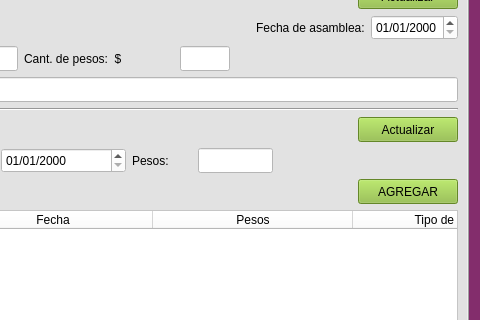
The window that Cooperativas/form_asociado_actualizar.ui (lriccombene/sistemaCooperativas) describes before a commit, drawn with Qt 5; both pictures show x 270 to 750 and y 122 to 442 of the 750 by 675 pixel window.
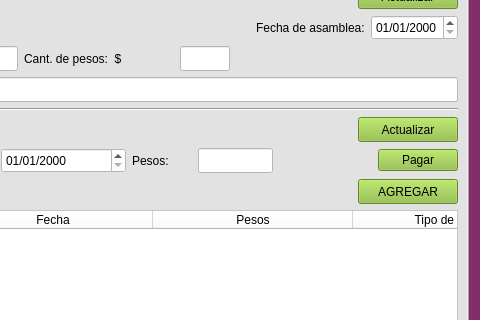
The same window after the commit.

The edit to the form file:
```diff
--- a/Cooperativas/form_asociado_actualizar.ui
+++ b/Cooperativas/form_asociado_actualizar.ui
@@ -2129,6 +2129,17 @@
            </property>
           </spacer>
          </item>
+         <item>
+          <widget class="QPushButton" name="btn_pagar">
+           <property name="styleSheet">
+            <string notr="true">background-color: rgb(140, 189, 58);
+color: rgb(0, 0, 0);</string>
+           </property>
+           <property name="text">
+            <string>Pagar</string>
+           </property>
+          </widget>
+         </item>
         </layout>
        </item>
        <item row="7" column="0">
```
